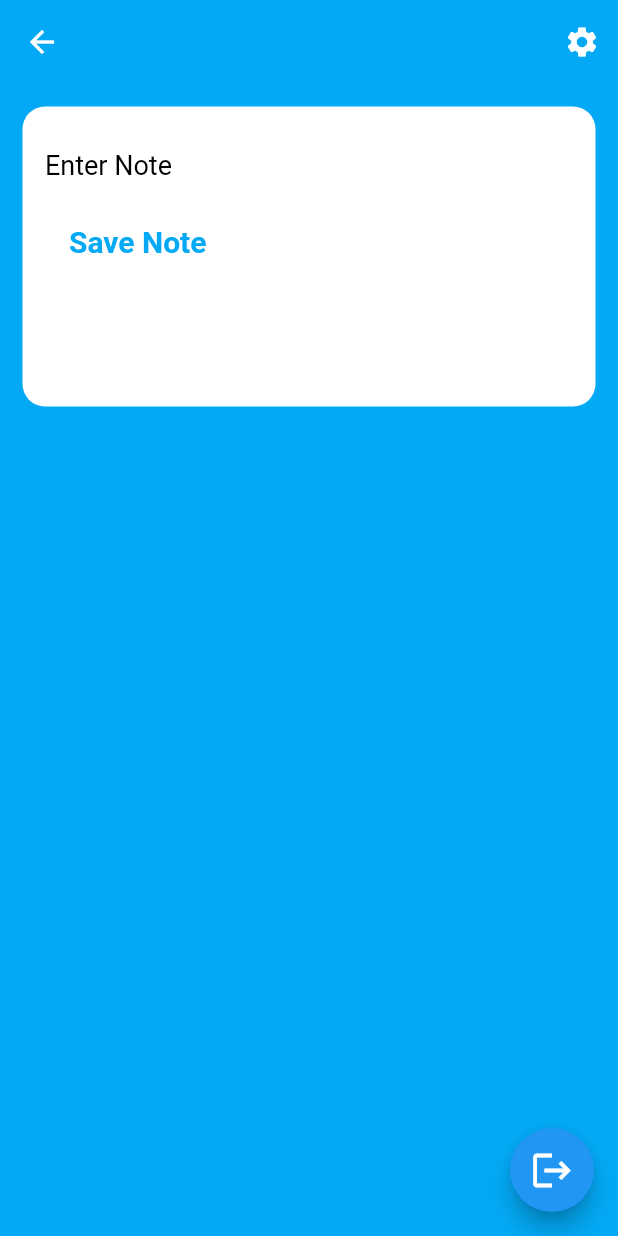
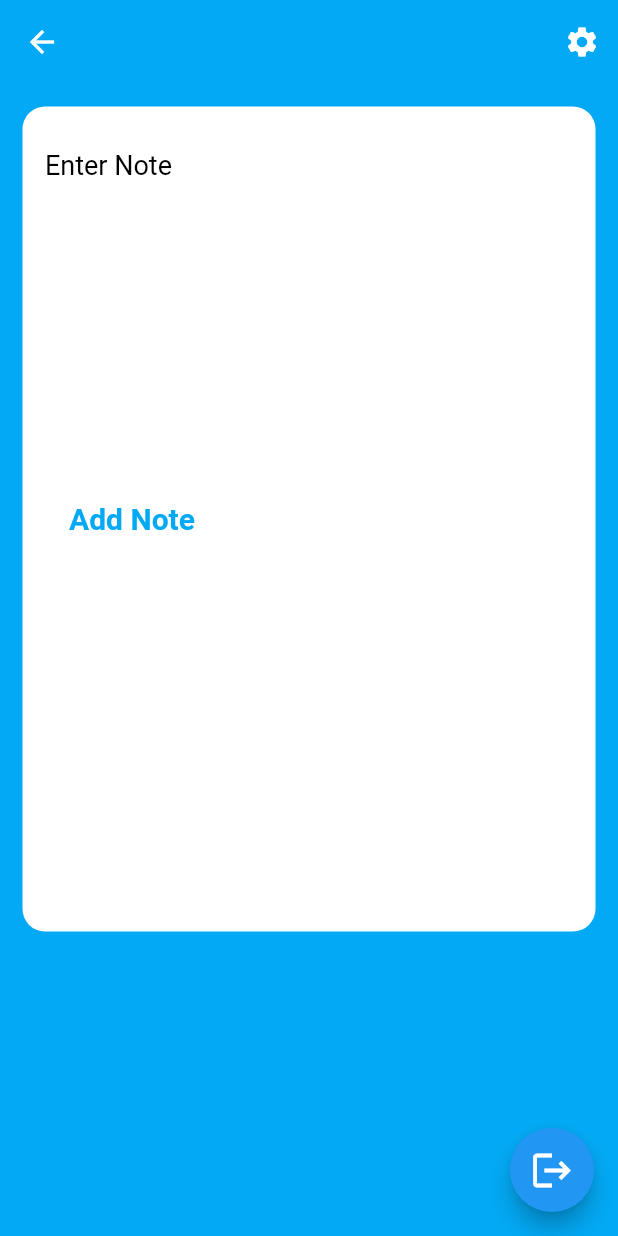
Before and after one commit to MaksymKokocinski/NoteApp-BSM, a Flutter app: the HomeScreen screen opened directly, on a phone screen of 412 x 824 dp. Run offline on Flutter 3.47's test engine with Material 2 defaults, Android fonts, the phone set to English and light mode, and no system bars; our stand-ins replace sqflite, sqflite_sqlcipher; accounts and stored records are empty.

Commit message:
Add files via upload

```diff
--- a/lib/models/note.dart
+++ b/lib/models/note.dart
@@ -1,14 +1,14 @@
 //konstruktor
 class Note {
   int id;
-  final String note;
+  final String title;
 
   Note({
     this.id,
-    this.note,
+    this.title,
   });
 
   Map<String, dynamic> toMap() {
-    return {'id': id, 'title': note};
+    return {'id': id, 'title': title};
   }
 }
--- a/lib/providers/Databasehelper.dart
+++ b/lib/providers/Databasehelper.dart
@@ -1,20 +1,22 @@
-import 'package:sqflite/sqflite.dart';
+//import 'package:sqflite/sqflite.dart';
 import 'package:noteapp/models/note.dart';
 import 'package:path/path.dart';
+import 'package:sqflite_sqlcipher/sqflite.dart';
 
 class DatabaseHelper {
-  static final _databaseName = "notes2.db";
+  static final _databaseName = "notestest2.db";
   static final _databaseVersion = 1;
 
-  static final table = 'notes2';
+  static final table = 'notes';
 
   static final columnId = 'id';
-  static final columntitle = 'note';
+  static final columnTitle = 'title';
 
   DatabaseHelper._privateConstructor();
   static final DatabaseHelper instance = DatabaseHelper._privateConstructor();
 
   static Database _database;
+
   Future<Database> get database async {
     if (_database != null) return _database;
     _database = await _initDatabase();
@@ -24,20 +26,21 @@ class DatabaseHelper {
   _initDatabase() async {
     String path = join(await getDatabasesPath(), _databaseName);
     return await openDatabase(path,
-        version: _databaseVersion, onCreate: _onCreate);
+        password: "my password",
+        version: _databaseVersion,
+        onCreate: _onCreate);
   }
 
   //SQL code to create the database table
   Future _onCreate(Database db, int version) async {
-    await db.execute('''CREATE TABLE $table(
-      $columnId INTEGER PRIMARY KEY AUTOINCREMENT,
-      $columntitle FLOAT NOT NULL
-    )''');
+    await db.execute('''
+    CREATE TABLE $table( $columnId INTEGER PRIMARY KEY AUTOINCREMENT, $columnTitle TEXT NOT NULL)
+    ''');
   }
 
-  Future<int> insert(Note title) async {
+  Future<int> insert(Note note) async {
     Database db = await instance.database;
-    var res = await db.insert(table, title.toMap());
+    var res = await db.insert(table, note.toMap());
     return res;
   }
 
--- a/lib/screens/homescreen.dart
+++ b/lib/screens/homescreen.dart
@@ -2,11 +2,10 @@ import 'package:flutter/material.dart';
 import 'package:noteapp/models/note.dart';
 import 'package:noteapp/providers/Databasehelper.dart';
 import 'package:noteapp/screens/changelogin.dart';
-import 'package:noteapp/models/note.dart';
 
 class HomeScreen extends StatefulWidget {
-  HomeScreen({Key key, this.note}) : super(key: key);
-  final String note;
+  HomeScreen({Key key, this.title}) : super(key: key);
+  final String title;
   @override
   _HomeScreenState createState() => _HomeScreenState();
 }
@@ -23,7 +22,7 @@ class _HomeScreenState extends State<HomeScreen> {
     DatabaseHelper.instance.queryAllRows().then((value) {
       setState(() {
         value.forEach((element) {
-          notesList.add(Note(id: element['id'], note: element["note"]));
+          notesList.add(Note(id: element['id'], title: element["title"]));
         });
       });
     }).catchError((error) {
@@ -66,7 +65,7 @@ class _HomeScreenState extends State<HomeScreen> {
       body: Container(
         margin: EdgeInsets.all(15),
         padding: EdgeInsets.all(15),
-        height: 200.0,
+        height: 550.0,
         decoration: BoxDecoration(
             color: Colors.white, borderRadius: BorderRadius.circular(15)),
         child: Column(
@@ -92,10 +91,13 @@ class _HomeScreenState extends State<HomeScreen> {
                 // },
               ),
             ),
+            SizedBox(
+              height: 20.0,
+            ),
             FlatButton(
                 onPressed: (_addToDb),
                 color: Colors.white,
-                child: Text('Save Note',
+                child: Text('Add Note',
                     style: TextStyle(
                         fontSize: 20,
                         fontWeight: FontWeight.bold,
@@ -111,8 +113,8 @@ class _HomeScreenState extends State<HomeScreen> {
                       itemBuilder: (context, index) {
                         if (index == notesList.length) return null;
                         return ListTile(
-                            title: Text(notesList[index].note),
-                            leading: Text(notesList[index].id.toString()),
+                            title: Text(notesList[index].title),
+                            //leading: Text(notesList[index].id.toString()),
                             trailing: IconButton(
                               icon: Icon(Icons.delete),
                               onPressed: () => _deleteTask(notesList[index].id),
@@ -135,9 +137,9 @@ class _HomeScreenState extends State<HomeScreen> {
 
   void _addToDb() async {
     String note = textController.text;
-    var id = await DatabaseHelper.instance.insert(Note(note: note));
+    var id = await DatabaseHelper.instance.insert(Note(title: note));
     setState(() {
-      notesList.insert(0, Note(id: id, note: note));
+      notesList.insert(0, Note(id: id, title: note));
     });
   }
 }
--- a/pubspec.yaml
+++ b/pubspec.yaml
@@ -21,6 +21,7 @@ environment:
   sdk: ">=2.7.0 <3.0.0"
 
 dependencies:
+  sqflite_sqlcipher: ^1.1.3
   sqflite: ^1.3.2+1
   path_provider: ^1.6.24
   provider: ^4.3.2+2
```
Also changed, not shown: pubspec.lock.
